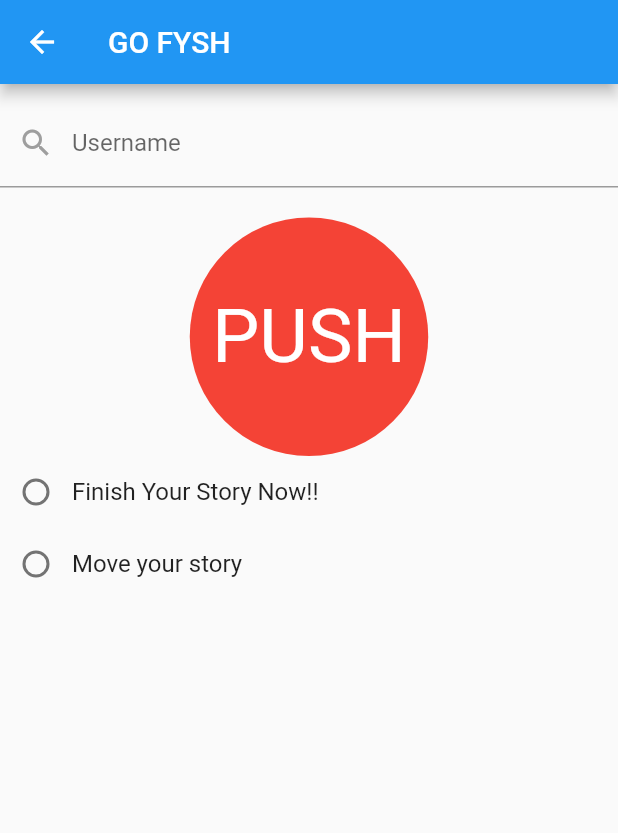
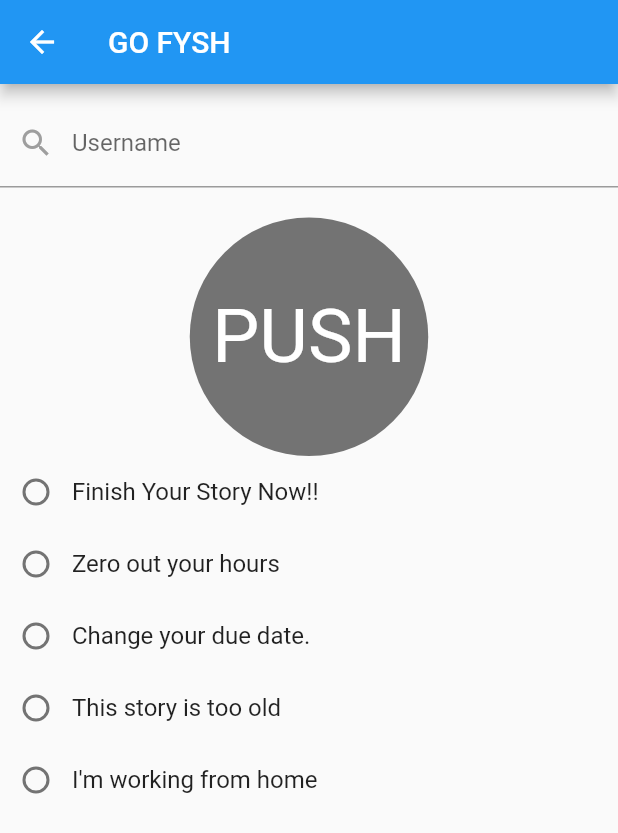
Before and after one commit to team-push/fys-mobile, a Flutter app: the MyHomePage screen opened by its route, on a phone screen of 412 x 824 dp. Shown: the top 833 px of the screen. Run offline on Flutter 3.47's test engine with Material 2 defaults, Android fonts, the phone set to English and light mode, and no system bars; our stand-ins replace flutter_local_notifications, flutter_secure_storage; missing offline and left inert: android_alarm_manager; accounts and stored records are empty.

```diff
--- a/lib/main.dart
+++ b/lib/main.dart
@@ -23,7 +23,8 @@ void main() async {
       '/login': (BuildContext context) => new LoginPage()
     },
   ));
-  await AndroidAlarmManager.periodic(const Duration(seconds: 5), alarmId, checkMessage);
+  await AndroidAlarmManager.periodic(const Duration(seconds: 5), alarmId, checkMessage,
+    wakeup: true, exact: true);
 }
 
 void checkMessage() {
@@ -92,17 +93,20 @@ class _MyHomePageState extends State<MyHomePage> {
               );
             }
         );
+      } else {
+        print("sending to " + _username + ", message=" + _selectedMessage);
+        MessageService().send(_username, _selectedMessage);
       }
     });
   }
 
-  int _selectedMessage;
+  String _selectedMessage;
 
   final userSearchController = TextEditingController();
 
   @override
   Widget build(BuildContext context) {
-    void _selected1(int value) {
+    void _selected1(String value) {
       setState(() {
         _selectedMessage = value;
       });
@@ -142,7 +146,7 @@ class _MyHomePageState extends State<MyHomePage> {
                     padding: const EdgeInsets.all(50.0),
                     decoration: BoxDecoration(
                         shape: BoxShape.circle,
-                        color: Colors.red
+                        color: Colors.black54
                     ),
                     child: Text("PUSH", style: TextStyle(color: Colors.white, fontSize: 50.0))
                 )
@@ -154,7 +158,7 @@ class _MyHomePageState extends State<MyHomePage> {
               Row(
                 children: <Widget>[
                   Radio(
-                    value: 0,
+                    value: 'Finish your stories.',
                     groupValue: _selectedMessage,
                     onChanged: _selected1,
                   ),
@@ -167,12 +171,51 @@ class _MyHomePageState extends State<MyHomePage> {
               Row(
                 children: <Widget>[
                   Radio(
-                    value: 1,
+                    value: 'Zero out your hours',
                     groupValue: _selectedMessage,
                     onChanged: _selected1,
                   ),
                   new Text(
-                    'Move your story',
+                    'Zero out your hours',
+                    style: new TextStyle(fontSize: 16.0),
+                  ),
+                ],
+              ),
+              Row(
+                children: <Widget>[
+                  Radio(
+                    value: 'Change your due date.',
+                    groupValue: _selectedMessage,
+                    onChanged: _selected1,
+                  ),
+                  new Text(
+                    'Change your due date.',
+                    style: new TextStyle(fontSize: 16.0),
+                  ),
+                ],
+              ),
+              Row(
+                children: <Widget>[
+                  Radio(
+                    value: 'This story is too old.',
+                    groupValue: _selectedMessage,
+                    onChanged: _selected1,
+                  ),
+                  new Text(
+                    'This story is too old',
+                    style: new TextStyle(fontSize: 16.0),
+                  ),
+                ],
+              ),
+              Row(
+                children: <Widget>[
+                  Radio(
+                    value: "I'm working from home",
+                    groupValue: _selectedMessage,
+                    onChanged: _selected1,
+                  ),
+                  new Text(
+                    "I'm working from home",
                     style: new TextStyle(fontSize: 16.0),
                   ),
                 ],
```
Also changed, not shown: lib/service/message_service.dart (+12 -1 lines).
